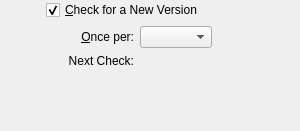
This is vbox/src/VBox/Frontends/VirtualBox4/ui/VBoxGLSettingsUpdate.ui in jljuxgm/vboxgit as Qt 5 draws it before an edit. The edited form follows.
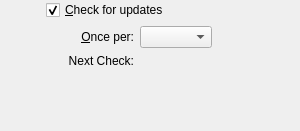
This is the edited form.

Commit message:
commit_11094 ------------------------------------------------------------------------ r11094 | vboxsync | 2008-08-04 18:11:46 +0800 (Mon, 04 Aug 2008) | 1 line
wording
------------------------------------------------------------------------

What changed in the file:
```diff
--- a/vbox/src/VBox/Frontends/VirtualBox4/ui/VBoxGLSettingsUpdate.ui
+++ b/vbox/src/VBox/Frontends/VirtualBox4/ui/VBoxGLSettingsUpdate.ui
@@ -45,7 +45,7 @@
       <string>When checked, the application will periodically connect to the VirtualBox web-site and check whether a new VirtualBox verison is available.</string>
      </property>
      <property name="text" >
-      <string>&amp;Check for a New Version</string>
+      <string>&amp;Check for updates</string>
      </property>
      <property name="checked" >
       <bool>true</bool>
```
Left out of the diff: 2 changed lines with no effect on the pictures.
